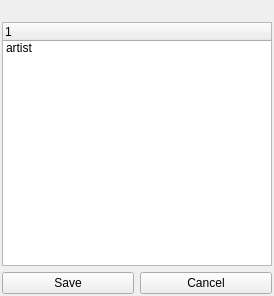
Before: the Qt Designer form mous-qt/FrmTagEditor.ui in bsdelf/mous, drawn with Qt 5.
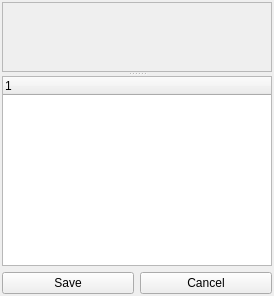
After: the same form once the commit is applied.

Commit message: *first workable cover art view

```diff
--- a/mous-qt/FrmTagEditor.ui
+++ b/mous-qt/FrmTagEditor.ui
@@ -13,23 +13,32 @@
   <property name="windowTitle">
    <string>Form</string>
   </property>
-  <layout class="QVBoxLayout" name="verticalLayout">
+  <layout class="QVBoxLayout" name="verticalLayout_2">
    <property name="margin">
     <number>2</number>
    </property>
    <item>
-    <widget class="QLabel" name="labelCover">
-     <property name="sizePolicy">
-      <sizepolicy hsizetype="Preferred" vsizetype="Preferred">
-       <horstretch>0</horstretch>
-       <verstretch>0</verstretch>
-      </sizepolicy>
+    <widget class="QSplitter" name="splitter">
+     <property name="orientation">
+      <enum>Qt::Vertical</enum>
      </property>
-     <property name="text">
-      <string/>
-     </property>
-    </widget>
-   </item>
+     <widget class="QScrollArea" name="scrollAreaCover">
+      <property name="widgetResizable">
+       <bool>true</bool>
+      </property>
+      <widget class="QWidget" name="scrollAreaWidgetContents">
+       <property name="geometry">
+        <rect>
+         <x>0</x>
+         <y>0</y>
+         <width>264</width>
+         <height>70</height>
+        </rect>
+       </property>
+      </widget>
+     </widget>
+     <widget class="QWidget" name="">
+      <layout class="QVBoxLayout" name="verticalLayout">
    <item>
     <widget class="QTreeWidget" name="treeWidget">
      <property name="rootIsDecorated">
@@ -43,19 +52,9 @@
      </property>
      <column>
       <property name="text">
-       <string>1</string>
-      </property>
-     </column>
-     <item>
-      <property name="text">
-       <string>artist</string>
-      </property>
-      <item>
-       <property name="text">
-        <string>foo</string>
-       </property>
-      </item>
-     </item>
+           <string notr="true">1</string>
+          </property>
+         </column>
     </widget>
    </item>
    <item>
@@ -75,6 +74,10 @@
       </widget>
      </item>
     </layout>
+       </item>
+      </layout>
+     </widget>
+    </widget>
    </item>
   </layout>
  </widget>
```
Left out of the diff: 6 changed lines with no effect on the pictures. Lines whose indentation alone changed are shown as unchanged. The commit also changes 4 other files.
